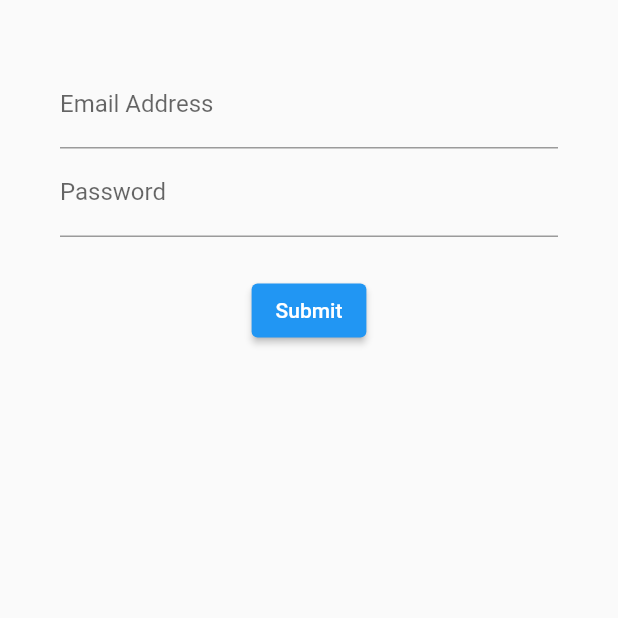
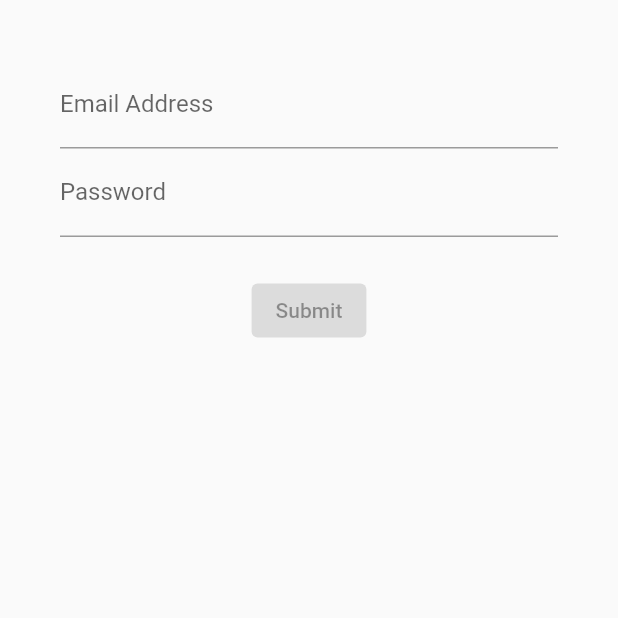
Before and after one commit to Armiron/login_bloc, a Flutter app: the screen it shows after launch, on a phone screen of 412 x 824 dp, the top half of it. Run offline on Flutter 3.47's test engine with Material 2 defaults, Android fonts, the phone set to English and light mode, and no system bars; our stand-ins replace rxdart.

Commit message:
Added disabled and enabled switch on the submit button based on inputs

```diff
--- a/lib/src/blocs/bloc.dart
+++ b/lib/src/blocs/bloc.dart
@@ -1,12 +1,13 @@
 import 'dart:async';
 import 'validators.dart';
+import 'package:rxdart/rxdart.dart';
 
 // bloc.emailController.sink.add() // Too hard to understand
 // bloc.changeEmail() // Easier
 
 class Bloc extends Object with Validators {
-  final _email = StreamController<String>();
-  final _password = StreamController<String>();
+  final _email = StreamController<String>.broadcast();
+  final _password = StreamController<String>.broadcast();
 
   Function(String) get changeEmail => _email.sink.add;
   Function(String) get changePassword => _password.sink.add;
@@ -14,6 +15,8 @@ class Bloc extends Object with Validators {
   Stream<String> get emailStream => _email.stream.transform(validateEmail);
   Stream<String> get passwordStream =>
       _password.stream.transform(validatePassword);
+  Stream<bool> get submitValid => CombineLatestStream.combine2(
+      emailStream, passwordStream, (email, password) => true);
 
   dispose() {
     _email.close();
--- a/lib/src/screens/login_screen.dart
+++ b/lib/src/screens/login_screen.dart
@@ -15,7 +15,7 @@ class LoginScreen extends StatelessWidget {
         Container(
           margin: EdgeInsets.only(top: 25),
         ),
-        submitButton(),
+        submitButton(bloc),
       ]),
     );
   }
@@ -57,10 +57,19 @@ class LoginScreen extends StatelessWidget {
     );
   }
 
-  Widget submitButton() {
-    return ElevatedButton(
-      onPressed: () {},
-      child: Text("Submit"),
+  Widget submitButton(Bloc bloc) {
+    return StreamBuilder(
+      stream: bloc.submitValid,
+      builder: (context, snapshot) {
+        return ElevatedButton(
+          onPressed: !snapshot.hasData
+              ? null
+              : () {
+                  print("Hello there!");
+                },
+          child: Text("Submit"),
+        );
+      },
     );
   }
 }
--- a/pubspec.yaml
+++ b/pubspec.yaml
@@ -36,6 +36,7 @@ dependencies:
   # The following adds the Cupertino Icons font to your application.
   # Use with the CupertinoIcons class for iOS style icons.
   cupertino_icons: ^1.0.2
+  rxdart: ^0.27.7
 
 dev_dependencies:
   flutter_test:
```
Also changed, not shown: pubspec.lock.
